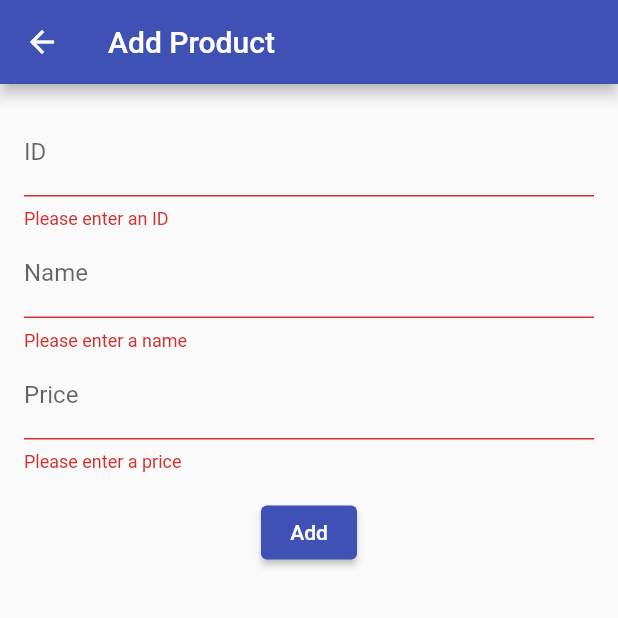
After one commit to Fardin-Shaikh/bloc-cart, a Flutter app: the AddProduct screen opened directly, after a tap on "Add", on a phone screen of 412 x 824 dp, the top half of it. The commit adds this screen. Run offline on Flutter 3.47's test engine with Material 2 defaults, Android fonts, the phone set to English and light mode, and no system bars; our stand-ins replace equatable, flutter_bloc.

Commit message:
added add product feature

```diff
--- /dev/null
+++ b/lib/bloc/add_to_product_bloc/add_to_product_bloc.dart
@@ -0,0 +1,30 @@
+import 'package:ecommerce_app_bloc/Models/product.dart';
+import 'package:ecommerce_app_bloc/bloc/add_to_Product_bloc/add_to_Product_event.dart';
+import 'package:ecommerce_app_bloc/bloc/add_to_Product_bloc/add_to_Product_state.dart';
+import 'package:flutter_bloc/flutter_bloc.dart';
+
+class ProductBloc extends Bloc<ProductEvent, ProductState> {
+  ProductBloc() : super(ProductState([])) {
+    on<ProductEvent>(_mapEventToState);
+  }
+  Future<void> _mapEventToState(
+      ProductEvent event, Emitter<ProductState> emit) async {
+    if (event is AddToProduct) {
+      final updatedProduct = List<Product>.from(state.productItems)
+        ..add(event.product);
+      emit(ProductState(updatedProduct));
+      //apply break point to check the check which item added in the Product
+    } else if (event is RemoveFromProduct) {
+      final updaetProduct = List<Product>.from(state.productItems)
+        ..remove(event.product);
+      emit(ProductState(updaetProduct));
+    }
+  }
+  final List<Product> productList = [
+      Product(id: 1, name: 'product1', price: 10),
+      Product(id: 2, name: 'product2', price: 20),
+      Product(id: 3, name: 'product3', price: 30),
+      Product(id: 4, name: 'product4', price: 40),
+      Product(id: 5, name: 'product5', price: 50),
+    ];
+}
--- /dev/null
+++ b/lib/bloc/add_to_product_bloc/add_to_product_event.dart
@@ -0,0 +1,21 @@
+import 'package:ecommerce_app_bloc/Models/product.dart';
+import 'package:equatable/equatable.dart';
+
+abstract class ProductEvent extends Equatable {
+  @override
+  List<Object> get props => [];
+}
+
+class AddToProduct extends ProductEvent {
+  final Product product;
+  AddToProduct(this.product);
+  @override
+  List<Object> get props => [product];
+}
+
+class RemoveFromProduct extends ProductEvent {
+  final Product product;
+  RemoveFromProduct(this.product);
+  @override
+  List<Object> get props => [product];
+}
--- /dev/null
+++ b/lib/bloc/add_to_product_bloc/add_to_product_state.dart
@@ -0,0 +1,15 @@
+import 'package:ecommerce_app_bloc/Models/product.dart';
+// import 'package:equatable/equatable.dart';
+
+// abstract class Pstate extends Equatable {
+//   @override
+//   List<Object> get props => [];
+// }
+// class ProductState extends Pstate {
+//   final List<Product> productItems;
+//   ProductState(this.productItems);
+// }
+class ProductState {
+  final List<Product> productItems;
+  ProductState(this.productItems);
+}
--- /dev/null
+++ b/lib/screeens/add_product_screen.dart
@@ -0,0 +1,128 @@
+import 'dart:developer';
+
+import 'package:ecommerce_app_bloc/Models/product.dart';
+import 'package:ecommerce_app_bloc/bloc/add_to_Product_bloc/add_to_Product_event.dart';
+import 'package:ecommerce_app_bloc/bloc/add_to_product_bloc/add_to_product_bloc.dart';
+import 'package:flutter/material.dart';
+import 'package:flutter_bloc/flutter_bloc.dart';
+
+class AddProduct extends StatefulWidget {
+  const AddProduct({super.key});
+
+  @override
+  State<AddProduct> createState() => _AddProductState();
+}
+
+class _AddProductState extends State<AddProduct> {
+  @override
+  Widget build(BuildContext context) {
+    final formKey = GlobalKey<FormState>();
+    final TextEditingController idController = TextEditingController();
+    final TextEditingController nameController = TextEditingController();
+    final TextEditingController priceController = TextEditingController();
+
+    @override
+    void dispose() {
+      idController.dispose();
+      nameController.dispose();
+      priceController.dispose();
+
+      super.dispose();
+    }
+
+    return Scaffold(
+        appBar: AppBar(
+          title: const Text('Add Product'),
+          // centerTitle: true,
+        ),
+        body: Padding(
+          padding: const EdgeInsets.all(16.0),
+          child: Form(
+            key: formKey,
+            child: Column(
+              crossAxisAlignment: CrossAxisAlignment.center,
+              children: [
+                TextFormField(
+                  controller: idController,
+                  keyboardType: TextInputType.number,
+                  decoration: const InputDecoration(labelText: 'ID'),
+                  validator: (value) {
+                    if (value == null || value.isEmpty) {
+                      return 'Please enter an ID';
+                    }
+                    return null;
+                  },
+                ),
+                TextFormField(
+                  controller: nameController,
+                  decoration: const InputDecoration(labelText: 'Name'),
+                  validator: (value) {
+                    if (value == null || value.isEmpty) {
+                      return 'Please enter a name';
+                    }
+                    return null;
+                  },
+                ),
+                TextFormField(
+                  controller: priceController,
+                  keyboardType: TextInputType.number,
+                  decoration: const InputDecoration(labelText: 'Price'),
+                  validator: (value) {
+                    if (value == null || value.isEmpty) {
+                      return 'Please enter a price';
+                    }
+                    return null;
+                  },
+                ),
+                const SizedBox(height: 16.0),
+                ElevatedButton(
+                  onPressed: () {
+                    if (formKey.currentState!.validate()) {
+                      final int id = int.parse(idController.text);
+                      final String name = nameController.text;
+                      final double price = double.parse(priceController.text);
+
+                      Product product = Product(
+                        id: id,
+                        name: name,
+                        price: price,
+                      );
+
+                      log(product.name);
+                      final productBloc = BlocProvider.of<ProductBloc>(context);
+                      final productList = productBloc.state.productItems;
+                      if (productList
+                          .any((element) => element.id == product.id)) {
+                        ScaffoldMessenger.of(context)
+                            .showSnackBar(const SnackBar(
+                          content: Text(
+                              'Product already Exist try using another id'),
+                          duration: Duration(seconds: 1),
+                        ));
+                      } else {
+                        productBloc.add(AddToProduct(product));
+                        ScaffoldMessenger.of(context)
+                            .showSnackBar(const SnackBar(
+                          content: Text('Product Added Sucessfully'),
+                          duration: Duration(seconds: 1),
+                        ));
+                      }
+
+                      idController.clear();
+                      nameController.clear();
+                      priceController.clear();
+                      Navigator.pop(context);
+                      ScaffoldMessenger.of(context).showSnackBar(const SnackBar(
+                        content: Text('Product added to List '),
+                        duration: Duration(seconds: 1),
+                      ));
+                    }
+                  },
+                  child: const Text('Add'),
+                ),
+              ],
+            ),
+          ),
+        ));
+  }
+}
--- a/lib/screeens/product_list.dart
+++ b/lib/screeens/product_list.dart
@@ -2,6 +2,7 @@ import 'package:ecommerce_app_bloc/Models/product.dart';
 import 'package:ecommerce_app_bloc/bloc/add_to_cart_bloc/add_to_cart_bloc.dart';
 import 'package:ecommerce_app_bloc/bloc/add_to_cart_bloc/add_to_cart_event.dart';
 import 'package:ecommerce_app_bloc/bloc/add_to_cart_bloc/add_to_cart_state.dart';
+import 'package:ecommerce_app_bloc/screeens/add_product_screen.dart';
 import 'package:ecommerce_app_bloc/screeens/cart_list_screen.dart';
 import 'package:flutter/material.dart';
 import 'package:flutter_bloc/flutter_bloc.dart';
@@ -26,8 +27,13 @@ class _ProductlistsLreeSState extends State<ProductListScreen> {
     return Scaffold(
       appBar: AppBar(
         title: const Text('Product List'),
-        centerTitle: true,
         actions: [
+          IconButton(
+              onPressed: () {
+                Navigator.of(context)
+                    .push(MaterialPageRoute(builder: (_) => AddProduct()));
+              },
+              icon: const Icon(Icons.add)),
           BlocBuilder<CartBloc, CartState>(builder: (context, state) {
             int count = state.cartItems.length;
             return Stack(
@@ -73,7 +79,7 @@ class _ProductlistsLreeSState extends State<ProductListScreen> {
               subtitle: Text('\$${product.price}'),
               trailing: IconButton(
                   onPressed: () {
-                    final cartBloc = context.read<CartBloc>();
+                    final cartBloc = BlocProvider.of<CartBloc>(context);
                     final cartItems = cartBloc.state.cartItems;
                     if (cartItems.any((item) => item.id == product.id)) {
                       ScaffoldMessenger.of(context).showSnackBar(const SnackBar(
```
